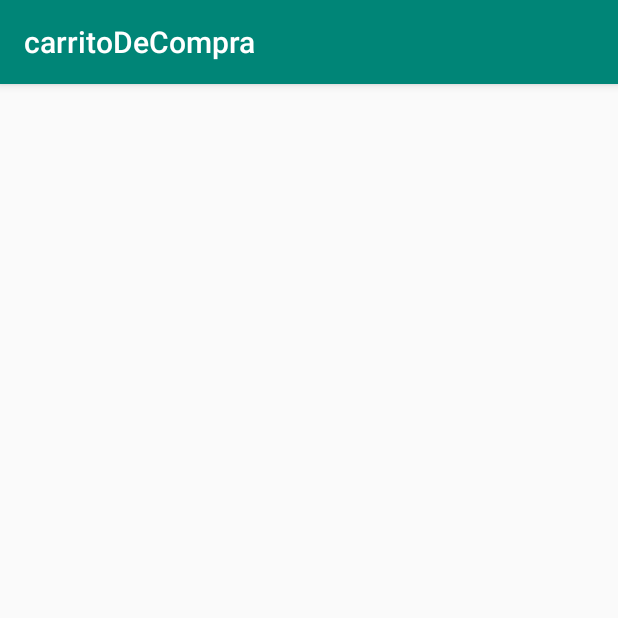
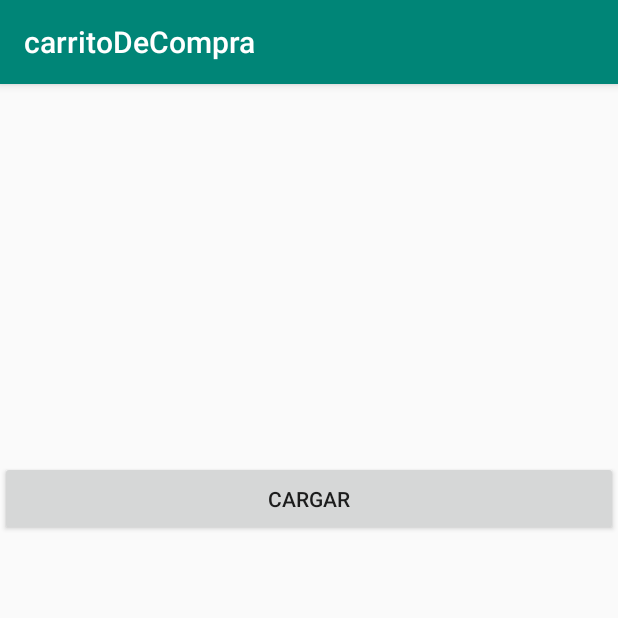
Before and after one commit to xXAntonioXx/carritoDeCompra, an Android app: the screen it shows after launch (MainActivity), on a phone screen of 412 x 824 dp, the top half of it. Run offline under Robolectric (Android 15) with nearby library versions, the phone set to English and light mode, and no system bars.

```diff
--- a/app/build.gradle
+++ b/app/build.gradle
@@ -23,6 +23,7 @@ dependencies {
     implementation fileTree(dir: 'libs', include: ['*.jar'])
     implementation 'androidx.appcompat:appcompat:1.1.0'
     implementation 'androidx.constraintlayout:constraintlayout:1.1.3'
+    implementation 'com.squareup.okhttp3:okhttp:3.11.0'
     testImplementation 'junit:junit:4.12'
     androidTestImplementation 'androidx.test.ext:junit:1.1.1'
     androidTestImplementation 'androidx.test.espresso:espresso-core:3.2.0'
--- a/app/src/main/AndroidManifest.xml
+++ b/app/src/main/AndroidManifest.xml
@@ -1,6 +1,8 @@
 <?xml version="1.0" encoding="utf-8"?>
 <manifest xmlns:android="http://schemas.android.com/apk/res/android"
     package="com.example.carritodecompra">
+
+    <uses-permission android:name="android.permission.INTERNET"/>
 
     <application
         android:allowBackup="true"
--- a/app/src/main/java/com/example/carritodecompra/MainActivity.java
+++ b/app/src/main/java/com/example/carritodecompra/MainActivity.java
@@ -1,14 +1,51 @@
 package com.example.carritodecompra;
 
+import androidx.annotation.RequiresApi;
 import androidx.appcompat.app.AppCompatActivity;
 
+import android.os.Build;
 import android.os.Bundle;
+import android.view.View;
+import android.widget.Button;
+import android.widget.TextView;
+
+import java.io.IOException;
 
 public class MainActivity extends AppCompatActivity {
 
+    public TextView respusta;
+    public Button LoadButton;
+    @RequiresApi(api = Build.VERSION_CODES.KITKAT)
     @Override
     protected void onCreate(Bundle savedInstanceState) {
         super.onCreate(savedInstanceState);
         setContentView(R.layout.activity_main);
+
+        this.respusta = findViewById(R.id.respuesta);
+        this.LoadButton = findViewById(R.id.button_send);
+
+        this.addHandlersControls();
     }
+
+    private void addHandlersControls(){
+        this.LoadButton.setOnClickListener(new View.OnClickListener(){
+            public void onClick(View v){
+                MainActivity.this.runOnUiThread(new Runnable() {
+                    @Override
+                    public void run() {
+                        String url = "https://swapi.co/api/starships/2";
+                        data con = new data();
+                        con.getItems(url);
+                        respusta.setText(con.getItemsGet());
+                    }
+                });
+            }
+        });
+    }
+
+    /*private void changeText() throws IOException {
+        String url = "https://swapi.co/api/starships/2";
+        data con = new data();
+        this.respusta.setText(con.getItems(url));
+    }*/
 }
--- a/app/src/main/res/layout/activity_main.xml
+++ b/app/src/main/res/layout/activity_main.xml
@@ -6,14 +6,21 @@
     android:layout_height="match_parent"
     tools:context=".MainActivity">
 
-    <ListView
-        android:id="@+id/productList"
-        android:layout_width="wrap_content"
-        android:layout_height="wrap_content"
-        android:layout_marginBottom="675dp"
+    <Button
+        android:id="@+id/button_send"
+        android:layout_width="match_parent"
+        android:layout_height="50dp"
+        android:text="CARGAR"
+        app:layout_constraintBottom_toTopOf="@+id/respuesta"
+        app:layout_constraintTop_toTopOf="parent" />
+
+    <TextView
+        android:id="@+id/respuesta"
+        android:layout_width="413dp"
+        android:layout_height="216dp"
         app:layout_constraintBottom_toBottomOf="parent"
         app:layout_constraintEnd_toEndOf="parent"
         app:layout_constraintStart_toStartOf="parent"
-        app:layout_constraintTop_toTopOf="parent" />
+        tools:ignore="MissingConstraints" />
 
 </androidx.constraintlayout.widget.ConstraintLayout>
```
Also changed, not shown: app/src/main/java/com/example/carritodecompra/AllItemsArray.java (added, +7 -0 lines), app/src/main/java/com/example/carritodecompra/data.java (added, +48 -0 lines), app/src/main/java/com/example/carritodecompra/productoModelo.java (deleted, +0 -12 lines).
